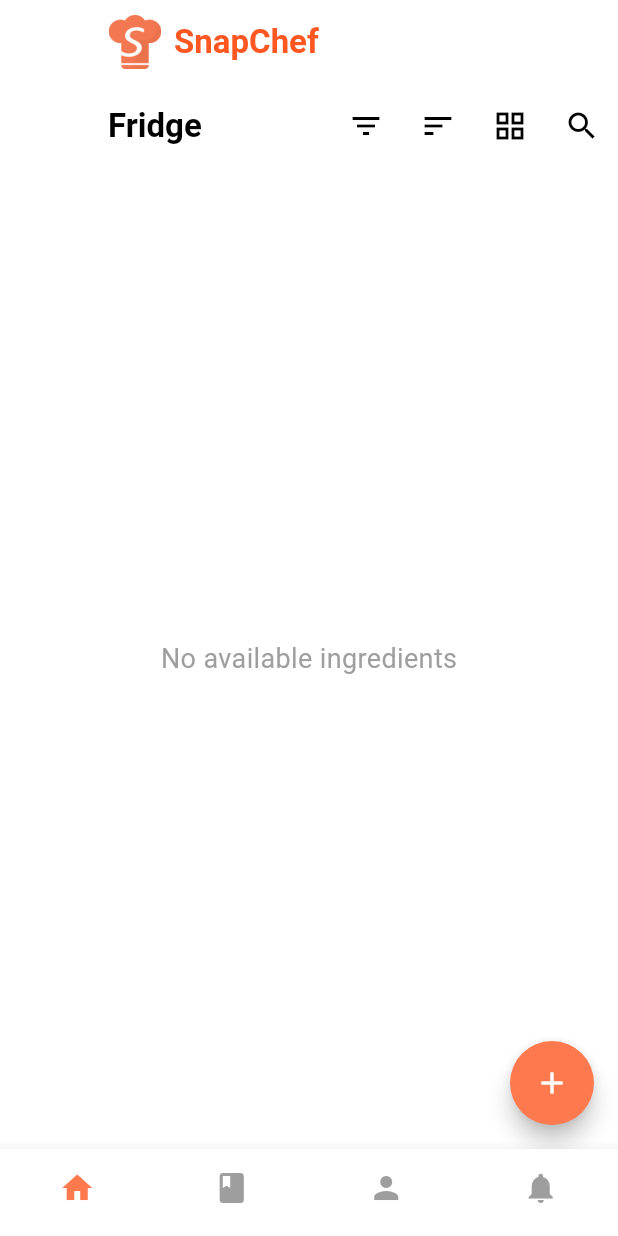
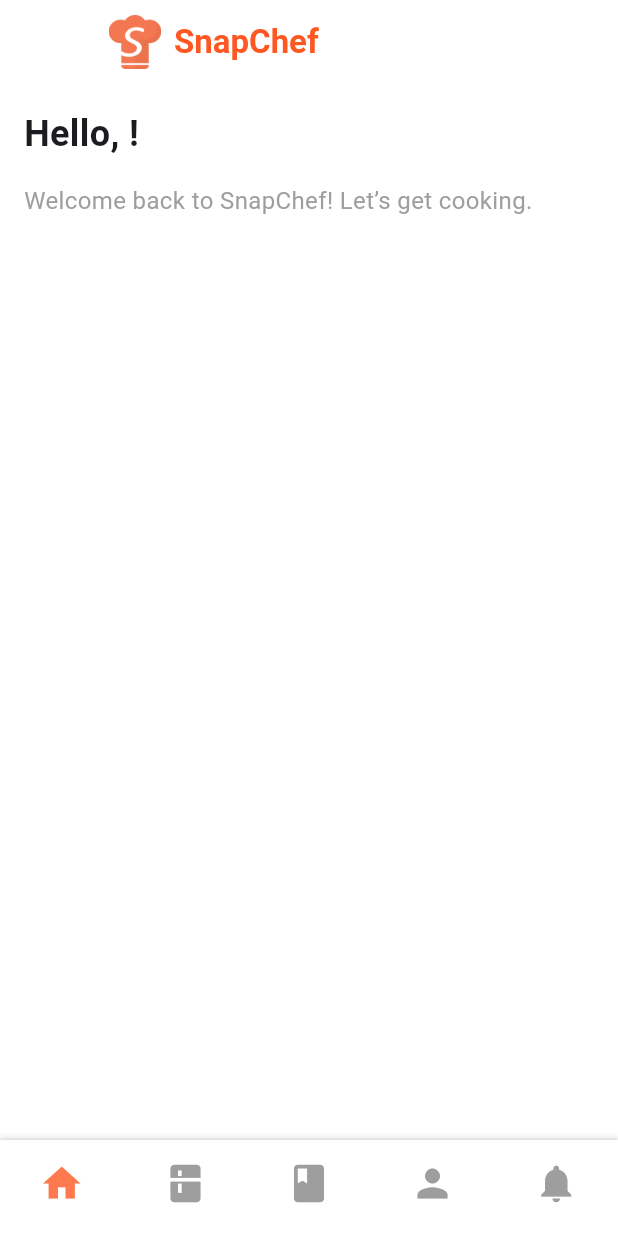
Before and after one commit to eloritzkovitz/SnapChef, a Flutter app: the MainScreen screen opened by its route, on a phone screen of 412 x 824 dp. Run offline on Flutter 3.47's test engine with Material 3 defaults, Android fonts, the phone set to English and light mode, and no system bars; drawn by our look-alikes of flutter_speed_dial; our stand-ins replace firebase_core, firebase_messaging, flutter_dotenv, flutter_local_notifications, flutter_markdown, flutter_signin_button and 6 more; accounts and stored records are empty; network calls fail.

Commit message:
Added home screen

```diff
--- /dev/null
+++ b/lib/views/home/home_screen.dart
@@ -0,0 +1,53 @@
+import 'package:flutter/material.dart';
+import 'package:provider/provider.dart';
+import '../../viewmodels/auth_viewmodel.dart';
+
+class HomeScreen extends StatelessWidget {
+  const HomeScreen({super.key});
+
+  @override
+  Widget build(BuildContext context) {
+    final authViewModel = Provider.of<AuthViewModel>(context);
+    final userName = authViewModel.user?.firstName ?? 'User';
+
+    return Scaffold(
+      appBar: AppBar(
+        title: Row(
+          children: [
+            Image.asset(
+              'assets/images/icon_appbar.png',
+              height: 36,
+              width: 36,
+            ),
+            const SizedBox(width: 8),
+            const Text(
+              'SnapChef',
+              style: TextStyle(fontWeight: FontWeight.bold),
+            ),
+          ],
+        ),
+        backgroundColor: Colors.white,
+      ),
+      body: Padding(
+        padding: const EdgeInsets.all(16.0),
+        child: Column(
+          crossAxisAlignment: CrossAxisAlignment.start,
+          children: [
+            Text(
+              'Hello, $userName!',
+              style: const TextStyle(
+                fontSize: 24,
+                fontWeight: FontWeight.bold,
+              ),
+            ),
+            const SizedBox(height: 16),
+            const Text(
+              'Welcome back to SnapChef! Let’s get cooking.',
+              style: TextStyle(fontSize: 16, color: Colors.grey),
+            ),
+          ],
+        ),
+      ),
+    );
+  }
+}
--- a/lib/views/main_screen.dart
+++ b/lib/views/main_screen.dart
@@ -4,6 +4,11 @@ import '../viewmodels/main_viewmodel.dart';
 import '../viewmodels/fridge_viewmodel.dart';
 import '../viewmodels/cookbook_viewmodel.dart';
 import '../viewmodels/auth_viewmodel.dart';
+import '../views/home/home_screen.dart';
+import '../views/fridge/fridge_screen.dart';
+import '../views/cookbook/cookbook_screen.dart';
+import '../views/profile/profile_screen.dart';
+import '../views/notifications/notifications_screen.dart';
 
 class MainScreen extends StatefulWidget {
   const MainScreen({super.key});
@@ -55,35 +60,39 @@ class _MainScreenState extends State<MainScreen> {
   Widget build(BuildContext context) {
     final viewModel = context.watch<MainViewModel>();
 
+    // Define the screens for the navigation bar
+    final screens = [
+      const HomeScreen(),
+      const FridgeScreen(),
+      const CookbookScreen(),
+      const ProfileScreen(),
+      const NotificationsScreen(),
+    ];
+
     return Scaffold(
-      appBar: viewModel.selectedIndex == 0 || viewModel.selectedIndex == 1
-          ? AppBar(
-              title: Row(
-                children: [
-                  Image.asset(
-                    'assets/images/icon_appbar.png',
-                    height: 36,
-                    width: 36,
+  body: screens[viewModel.selectedIndex],
+  bottomNavigationBar: Container(
+    decoration: BoxDecoration(
+      boxShadow: [
+        BoxShadow(
+          color: Colors.black.withOpacity(0.2),
+          blurRadius: 2,
+
         ),
-                  const SizedBox(width: 8),
-                  const Text('SnapChef',
-                      style: TextStyle(fontWeight: FontWeight.bold)),
       ],
     ),
-              backgroundColor: Colors.white,
-            )
-          : null,
-      body: viewModel.currentScreen,
-      bottomNavigationBar: BottomNavigationBar(
+    child: BottomNavigationBar(
       items: const <BottomNavigationBarItem>[
         BottomNavigationBarItem(icon: Icon(Icons.home), label: 'Home'),
+        BottomNavigationBarItem(icon: Icon(Icons.kitchen), label: 'Fridge'),
         BottomNavigationBarItem(icon: Icon(Icons.book), label: 'Cookbook'),
         BottomNavigationBarItem(icon: Icon(Icons.person), label: 'Profile'),
-          BottomNavigationBarItem(
-              icon: Icon(Icons.notifications), label: 'Notifications'),
+        BottomNavigationBarItem(icon: Icon(Icons.notifications), label: 'Notifications'),
       ],
       currentIndex: viewModel.selectedIndex,
       onTap: viewModel.onItemTapped,
+      iconSize: 30,
+    ),
   ),
 );
   }
```
Lines whose indentation alone changed are shown as unchanged.
